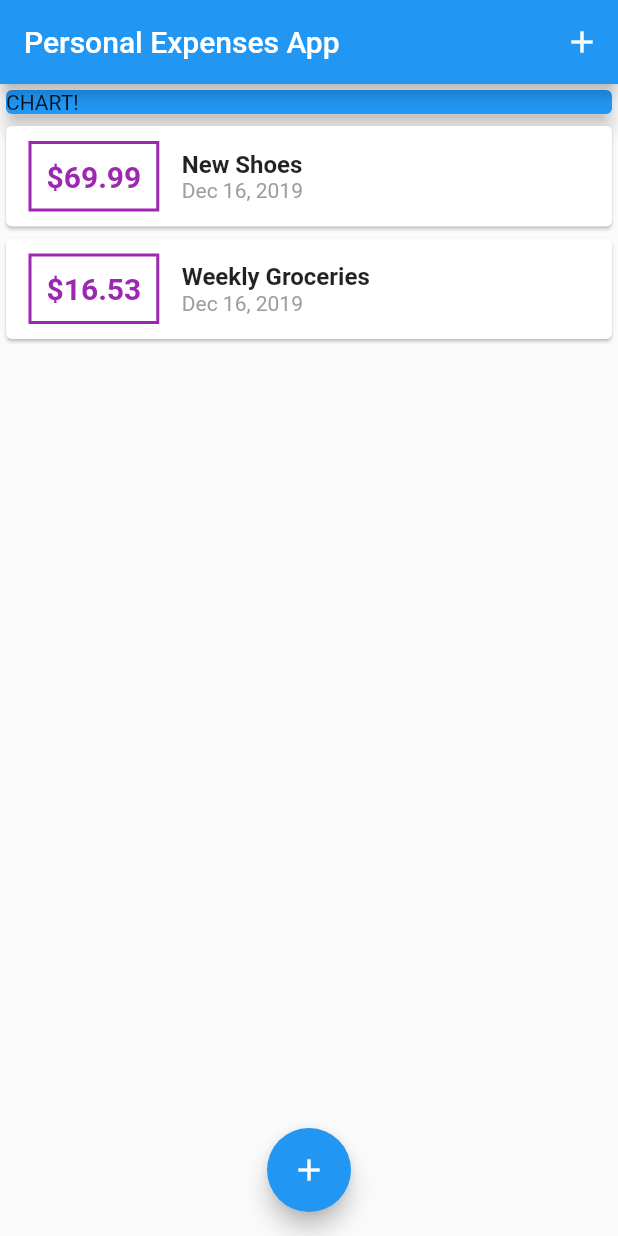
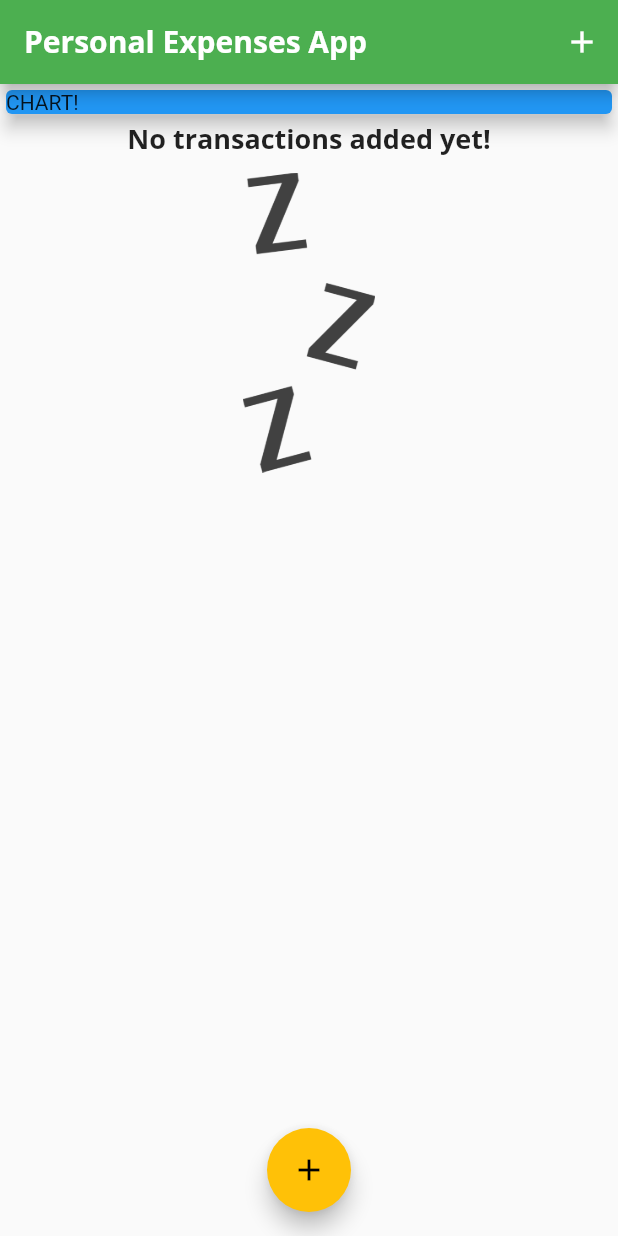
Before and after one commit to rpedraza01/udemy-flutter-personal-expenses-app, a Flutter app: the screen it shows after launch, on a phone screen of 412 x 824 dp. Run offline on Flutter 3.47's test engine with Material 2 defaults, Android fonts, the phone set to English and light mode, and no system bars.

Commit message:
changed UI color swatch and fonts

```diff
--- a/lib/main.dart
+++ b/lib/main.dart
@@ -10,7 +10,27 @@ class MyApp extends StatelessWidget {
   @override
   Widget build(BuildContext context) {
     return MaterialApp(
-      title: 'Flutter App',
+      title: 'Personal Expenses App',
+      theme: ThemeData(
+          primarySwatch: Colors.green,
+          accentColor: Colors.amber,
+          fontFamily: 'Quicksand',
+          textTheme: ThemeData.light().textTheme.copyWith(
+                title: TextStyle(
+                  fontFamily: 'OpenSans',
+                  fontWeight: FontWeight.bold,
+                  fontSize: 18,
+                ),
+              ),
+          appBarTheme: AppBarTheme(
+            textTheme: ThemeData.light().textTheme.copyWith(
+                  title: TextStyle(
+                    fontFamily: 'OpenSans',
+                    fontSize: 20,
+                    fontWeight: FontWeight.bold,
+                  ),
+                ),
+          )),
       home: MyHomePage(),
     );
   }
@@ -25,18 +45,18 @@ class MyHomePage extends StatefulWidget {
 
 class _MyHomePageState extends State<MyHomePage> {
   final List<Transaction> _userTransactions = [
-    Transaction(
-      id: 't1',
-      title: 'New Shoes',
-      amount: 69.99,
-      date: DateTime.now(),
-    ),
-    Transaction(
-      id: 't2',
-      title: 'Weekly Groceries',
-      amount: 16.53,
-      date: DateTime.now(),
-    ),
+    // Transaction(
+    //   id: 't1',
+    //   title: 'New Shoes',
+    //   amount: 69.99,
+    //   date: DateTime.now(),
+    // ),
+    // Transaction(
+    //   id: 't2',
+    //   title: 'Weekly Groceries',
+    //   amount: 16.53,
+    //   date: DateTime.now(),
+    // ),
   ];
 
   void _addNewTransaction(String txTitle, double txAmount) {
--- a/lib/widgets/transaction_list.dart
+++ b/lib/widgets/transaction_list.dart
@@ -12,7 +12,26 @@ class TransactionList extends StatelessWidget {
   Widget build(BuildContext context) {
     return Container(
       height: 300,
-      child: ListView.builder(
+      child: transactions.isEmpty
+          ? Column(
+              children: <Widget>[
+                Text(
+                  'No transactions added yet!',
+                  style: Theme.of(context).textTheme.title,
+                ),
+                SizedBox(
+                  height: 10,
+                ),
+                Container(
+                  height: 200,
+                  child: Image.asset(
+                    'assets/images/waiting.png',
+                    fit: BoxFit.cover,
+                  ),
+                )
+              ],
+            )
+          : ListView.builder(
               itemBuilder: (ctx, index) {
                 return Card(
                   child: Row(
@@ -24,7 +43,7 @@ class TransactionList extends StatelessWidget {
                         ),
                         decoration: BoxDecoration(
                           border: Border.all(
-                      color: Colors.purple,
+                            color: Theme.of(context).primaryColor,
                             width: 2,
                           ),
                         ),
@@ -34,7 +53,7 @@ class TransactionList extends StatelessWidget {
                           style: TextStyle(
                             fontWeight: FontWeight.bold,
                             fontSize: 20,
-                      color: Colors.purple,
+                            color: Theme.of(context).primaryColor,
                           ),
                         ),
                       ),
@@ -43,10 +62,7 @@ class TransactionList extends StatelessWidget {
                         children: <Widget>[
                           Text(
                             transactions[index].title,
-                      style: TextStyle(
-                        fontSize: 16,
-                        fontWeight: FontWeight.bold,
-                      ),
+                            style: Theme.of(context).textTheme.title,
                           ),
                           Text(
                             DateFormat.yMMMd().format(transactions[index].date),
```
Also changed, not shown: lib/widgets/chart.dart (added, +46 -0 lines), pubspec.yaml (+13 -8 lines), assets/fonts/OpenSans-Bold.ttf (added), assets/fonts/OpenSans-Regular.ttf (added), assets/fonts/Quicksand-Bold.ttf (added), assets/fonts/Quicksand-Light.ttf (added), assets/fonts/Quicksand-Medium.ttf (added), assets/fonts/Quicksand-Regular.ttf (added), assets/images/waiting.png (added), pubspec.lock, 1 other file. Lines whose indentation alone changed are shown as unchanged.
